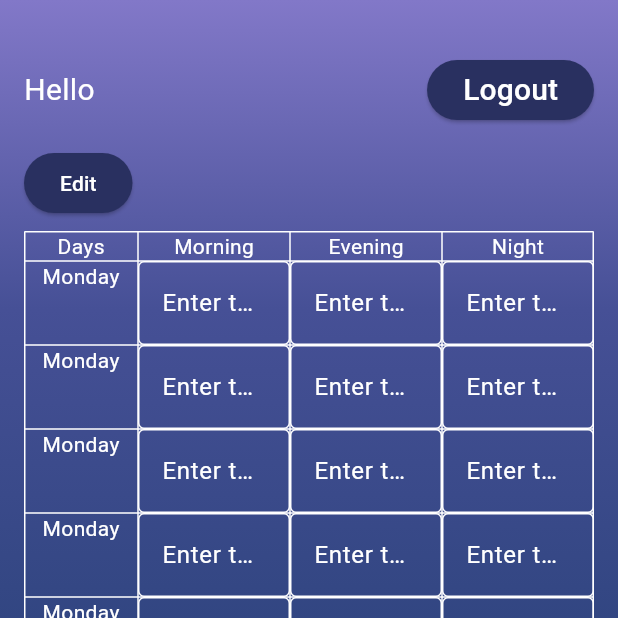
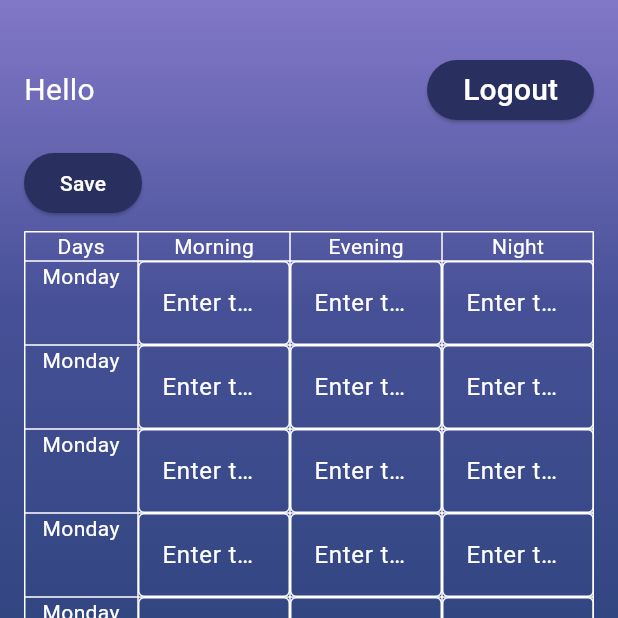
Before and after one commit to Secunity-LTD/Secunity_flutter, a Flutter app: the LeaderScreen screen opened by its route, after a tap on "Edit", on a phone screen of 412 x 824 dp, the top half of it. Run offline on Flutter 3.47's test engine with Material 3 defaults, Android fonts, the phone set to English and light mode, and no system bars; our stand-ins replace cloud_firestore, firebase_auth, firebase_core, flutter_spinkit, font_awesome_flutter, google_sign_in; accounts and stored records are empty.

Commit message:
edit\save

```diff
--- a/SecUnity_2/lib/screens/Home/leader_screen.dart
+++ b/SecUnity_2/lib/screens/Home/leader_screen.dart
@@ -5,37 +5,37 @@ import 'package:firebase_auth/firebase_auth.dart';
 import 'package:cloud_firestore/cloud_firestore.dart';
 
 class LeaderStyles {
-  static const TextStyle headerText = TextStyle(
+  static TextStyle headerText = TextStyle(
     color: Colors.white,
     fontSize: 20,
   );
 
-  static const TextStyle dropdownItemText = TextStyle(
+  static TextStyle dropdownItemText = TextStyle(
     color: Colors.white,
   );
 
-  static const TextStyle tableHeaderText = TextStyle(
+  static TextStyle tableHeaderText = TextStyle(
     color: Colors.white,
   );
 
-  static const TextStyle snackBarText = TextStyle(
+  static TextStyle snackBarText = TextStyle(
     color: Colors.white,
   );
 
-  static const TextStyle buttonText = TextStyle(
+  static TextStyle buttonText = TextStyle(
     // Define buttonText TextStyle
     color: Colors.white,
   );
 
-  static const Color buttonColor = Color.fromARGB(255, 41, 48, 96);
+  static Color buttonColor = Color.fromARGB(255, 41, 48, 96);
 
-  static const Color backgroundColor1 = Color.fromARGB(255, 130, 120, 200);
-  static const Color backgroundColor2 = Color.fromARGB(255, 70, 80, 150);
-  static const Color backgroundColor3 = Color.fromARGB(255, 50, 70, 130);
-  static const Color backgroundColor4 = Color.fromARGB(255, 30, 52, 100);
-  static const Color backgroundColor5 = Color.fromARGB(255, 9, 13, 47);
+  static Color backgroundColor1 = Color.fromARGB(255, 130, 120, 200);
+  static Color backgroundColor2 = Color.fromARGB(255, 70, 80, 150);
+  static Color backgroundColor3 = Color.fromARGB(255, 50, 70, 130);
+  static Color backgroundColor4 = Color.fromARGB(255, 30, 52, 100);
+  static Color backgroundColor5 = Color.fromARGB(255, 9, 13, 47);
 
-  static const Color alertButtonColor = Color.fromARGB(255, 139, 0, 0);
+  static Color alertButtonColor = Color.fromARGB(255, 139, 0, 0);
 }
 
 class LeaderScreen extends StatefulWidget {
@@ -220,11 +220,15 @@ class _LeaderPageState extends State<LeaderScreen> {
     });
   }
 
+  String getEditButtonText() {
+    return _isEditing ? 'Save' : 'Edit';
+  }
+
   @override
   Widget build(BuildContext context) {
     return Scaffold(
       body: Container(
-        decoration: const BoxDecoration(
+        decoration: BoxDecoration(
           gradient: LinearGradient(
             colors: [
               LeaderStyles.backgroundColor1,
@@ -237,15 +241,15 @@ class _LeaderPageState extends State<LeaderScreen> {
             end: Alignment.bottomCenter,
           ),
         ),
-        padding: const EdgeInsets.all(16),
+        padding: EdgeInsets.all(16),
         child: Column(
           crossAxisAlignment: CrossAxisAlignment.start,
           children: [
-            const SizedBox(height: 20),
+            SizedBox(height: 20),
             Row(
               mainAxisAlignment: MainAxisAlignment.spaceBetween,
               children: [
-                const Text(
+                Text(
                   'Hello',
                   style: LeaderStyles.headerText,
                 ),
@@ -257,14 +261,14 @@ class _LeaderPageState extends State<LeaderScreen> {
                   style: ElevatedButton.styleFrom(
                     backgroundColor: LeaderStyles.buttonColor,
                   ),
-                  child: const Text(
+                  child: Text(
                     'Logout',
                     style: LeaderStyles.headerText,
                   ),
                 ),
               ],
             ),
-            const SizedBox(height: 14),
+            SizedBox(height: 14),
             ElevatedButton(
               onPressed: () {
                 _toggleEdit();
@@ -273,17 +277,17 @@ class _LeaderPageState extends State<LeaderScreen> {
               style: ElevatedButton.styleFrom(
                 backgroundColor: LeaderStyles.buttonColor,
               ),
-              child: const Text(
-                'Edit',
+              child: Text(
+                getEditButtonText(),
                 style: LeaderStyles.buttonText, // Use buttonText style here
               ),
             ),
-            const SizedBox(height: 8),
+            SizedBox(height: 8),
             Column(
               crossAxisAlignment: CrossAxisAlignment.stretch,
               children: [
                 Table(
-                  columnWidths: const {
+                  columnWidths: {
                     0: FlexColumnWidth(1.5),
                     1: FlexColumnWidth(2),
                     2: FlexColumnWidth(2),
@@ -291,7 +295,7 @@ class _LeaderPageState extends State<LeaderScreen> {
                   },
                   border: TableBorder.all(color: Colors.white),
                   children: [
-                    const TableRow(
+                    TableRow(
                       children: [
                         Center(
                             child: Text('Days',
@@ -320,7 +324,7 @@ class _LeaderPageState extends State<LeaderScreen> {
                       ),
                   ],
                 ),
-                const SizedBox(height: 14),
+                SizedBox(height: 14),
                 ElevatedButton(
                   onPressed: () {
                     // Handle Real Time Alert button press
@@ -328,12 +332,12 @@ class _LeaderPageState extends State<LeaderScreen> {
                   style: ElevatedButton.styleFrom(
                     backgroundColor: LeaderStyles.alertButtonColor,
                   ),
-                  child: const Text(
+                  child: Text(
                     'Real Time Alert',
                     style: LeaderStyles.buttonText, // Use buttonText style here
                   ),
                 ),
-                const SizedBox(height: 14),
+                SizedBox(height: 14),
                 Row(
                   mainAxisAlignment: MainAxisAlignment.spaceEvenly,
                   children: [
@@ -344,7 +348,7 @@ class _LeaderPageState extends State<LeaderScreen> {
                       style: ElevatedButton.styleFrom(
                         backgroundColor: LeaderStyles.buttonColor,
                       ),
-                      child: const Text(
+                      child: Text(
                         'Positions',
                         style: LeaderStyles
                             .buttonText, // Use buttonText style here
@@ -357,7 +361,7 @@ class _LeaderPageState extends State<LeaderScreen> {
                       style: ElevatedButton.styleFrom(
                         backgroundColor: LeaderStyles.buttonColor,
                       ),
-                      child: const Text(
+                      child: Text(
                         'Crew Requests',
                         style: LeaderStyles
                             .buttonText, // Use buttonText style here
@@ -365,7 +369,7 @@ class _LeaderPageState extends State<LeaderScreen> {
                     ),
                   ],
                 ),
-                const SizedBox(height: 20),
+                SizedBox(height: 20),
                 squadCreated
                     ? _buildJoinRequestsDropdown()
                     : Row(
@@ -373,11 +377,11 @@ class _LeaderPageState extends State<LeaderScreen> {
                           Expanded(
                             flex: 2,
                             child: Padding(
-                              padding: const EdgeInsets.only(right: 8.0),
+                              padding: EdgeInsets.only(right: 8.0),
                               child: TextField(
                                 controller: squadNameController,
                                 style: TextStyle(color: Colors.white),
-                                decoration: const InputDecoration(
+                                decoration: InputDecoration(
                                   hintText: 'Create an Emergency Squad',
                                   hintStyle: TextStyle(color: Colors.white),
                                   enabledBorder: OutlineInputBorder(
@@ -395,7 +399,7 @@ class _LeaderPageState extends State<LeaderScreen> {
                             child: TextField(
                               controller: squadCityController,
                               style: TextStyle(color: Colors.white),
-                              decoration: const InputDecoration(
+                              decoration: InputDecoration(
                                 hintText: 'City',
                                 hintStyle: TextStyle(color: Colors.white),
                                 enabledBorder: OutlineInputBorder(
@@ -415,7 +419,7 @@ class _LeaderPageState extends State<LeaderScreen> {
                             style: ElevatedButton.styleFrom(
                               backgroundColor: LeaderStyles.buttonColor,
                             ),
-                            child: const Text(
+                            child: Text(
                               'Create',
                               style: LeaderStyles
                                   .buttonText, // Use buttonText style here
```
